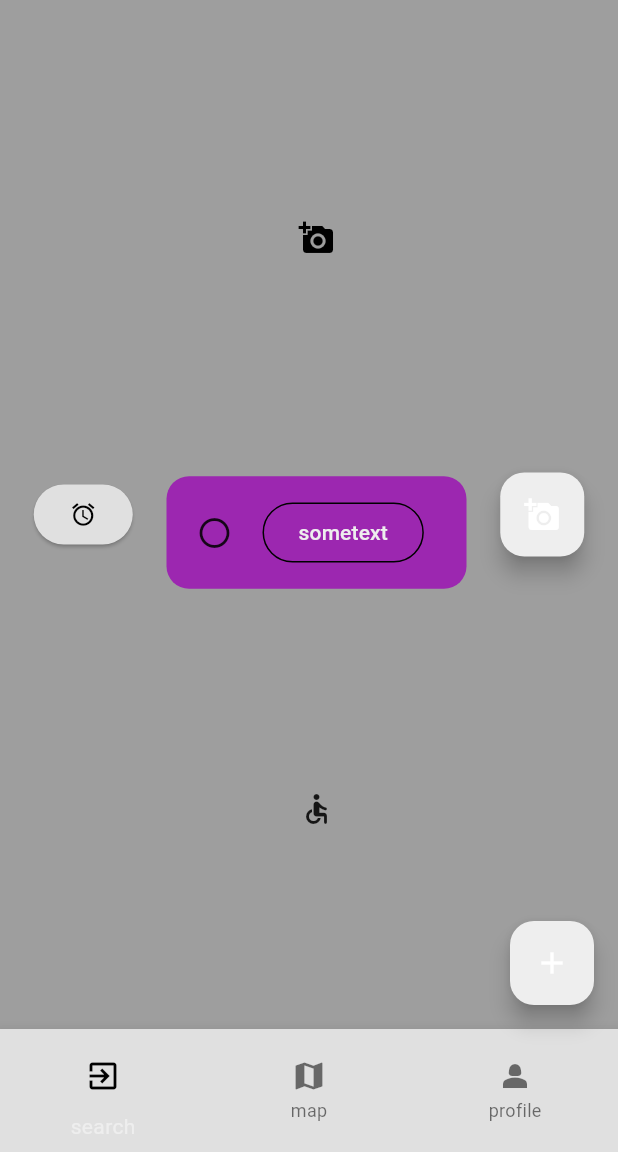
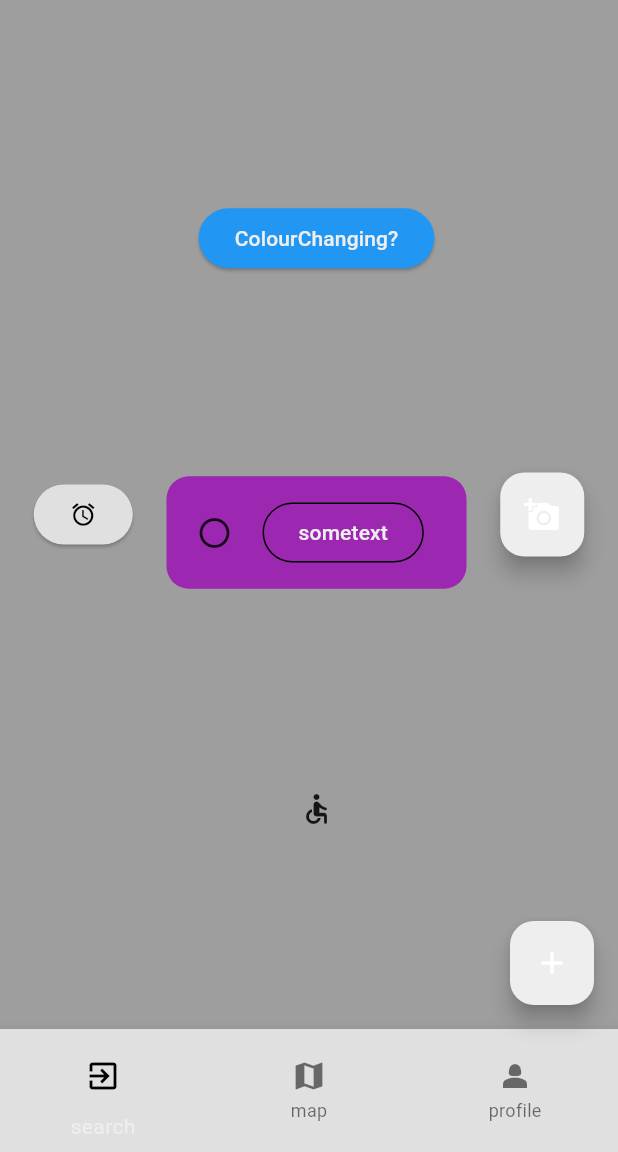
Before and after one commit to notetakingforeggs/EventsPlatform, a Flutter app: the screen it shows after launch, after a tap on "Google Sign In", on a phone screen of 412 x 824 dp, the part 84-1236 px from its top. Run offline on Flutter 3.47's test engine with Material 3 defaults, Android fonts, the phone set to English and light mode, and no system bars; our stand-ins replace firebase_auth, firebase_core, google_sign_in, table_calendar; accounts and stored records are empty; generated files the repository leaves out were written again.

Commit message:
Feat: adding basic statful widget color changin button

```diff
--- /dev/null
+++ b/frontend/lib/components/ColourChangingButton.dart
@@ -0,0 +1,40 @@
+import 'package:flutter/material.dart';
+
+// extend a stateful widget
+class ColourChangingButton extends StatefulWidget {
+  // keys are not always needed but good practice to put there anyway (read more into later)
+  const ColourChangingButton({Key? key}) : super(key: key);
+
+  // every stateful widget must ovverride the createState method, It tells flutter which state class to use
+  @override
+  _ColourChangingButtonState createState() => _ColourChangingButtonState();
+}
+
+// here creating the state class that we then feed to our stateful widget
+// every stateful widget must have a corresponding state class.
+class _ColourChangingButtonState extends State<ColourChangingButton> {
+  Color _buttonColor = Colors.blue; // Mutable state, as in, it is the variable that changes
+
+  // color change logic
+  void _toggleColor() {
+    setState(() {
+      // this is a ternary operator, assigning the outcome of the ternary to _buttonColor
+      _buttonColor =
+      _buttonColor == Colors.blue ? Colors.green : Colors.blue;
+    });
+  }
+
+  // this is the build method which must be overridden in the state class of the stateful widget.
+  // it describes the UI of the widget.
+  @override
+  Widget build(BuildContext context) {
+    return ElevatedButton(
+      onPressed: () => {
+        print("ElevatedButton"),
+        _toggleColor(),
+      },
+      style: ElevatedButton.styleFrom(backgroundColor: _buttonColor),
+      child: Text("ColourChanging?"),
+    );
+  }
+}
--- a/frontend/lib/pages/junk.dart
+++ b/frontend/lib/pages/junk.dart
@@ -1,3 +1,4 @@
+import "package:events_platform_frontend/components/ColourChangingButton.dart";
 import "package:events_platform_frontend/pages/login_page.dart";
 import "package:events_platform_frontend/services/auth/auth_service.dart";
 import "package:events_platform_frontend/table_calendar_example/events_example.dart";
@@ -34,12 +35,7 @@ class Junk extends StatelessWidget {
                   mainAxisAlignment: MainAxisAlignment.spaceEvenly,
                   crossAxisAlignment: CrossAxisAlignment.center,
                   children: [
-                    IconButton(
-                      icon: Icon(Icons.add_a_photo),
-                      onPressed: () {
-                        print("iconButton");
-                      },
-                    ),
+                    ColourChangingButton(),
                     Stack(children: [
                       Container(
                         width: 200,
```
